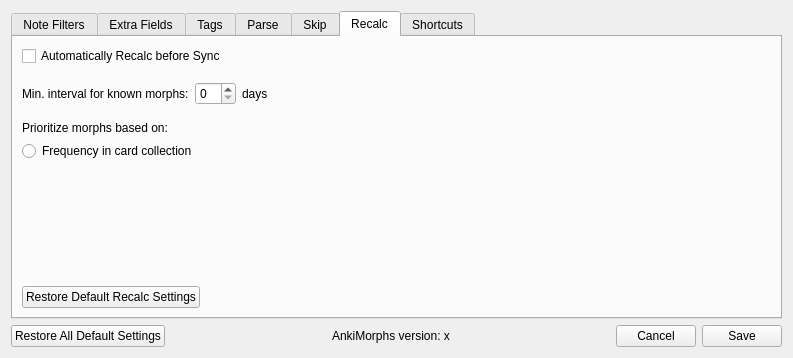
mortii/anki-morphs, file ankimorphs/ui/settings_dialog.ui: the form before one commit.
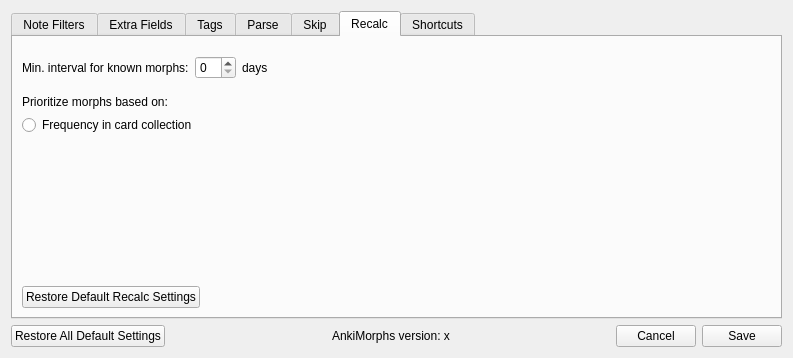
The form after the commit. The open tabs and pages were chosen to show the change.

What changed in the file:
```diff
--- a/ankimorphs/ui/settings_dialog.ui
+++ b/ankimorphs/ui/settings_dialog.ui
@@ -397,13 +397,6 @@
         <layout class="QVBoxLayout" name="verticalLayout_18">
          <item>
           <layout class="QVBoxLayout" name="verticalLayout_17">
-           <item>
-            <widget class="QCheckBox" name="recalc_before_sync_input">
-             <property name="text">
-              <string>Automatically Recalc before Sync</string>
-             </property>
-            </widget>
-           </item>
            <item>
             <layout class="QHBoxLayout" name="horizontalLayout_6">
              <property name="topMargin">
```
Left out of the diff: 9 changed lines with no effect on the pictures.
